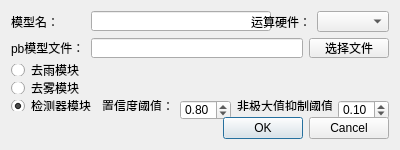
Old version of the form DetectorAdd.ui in the repository MoniWong/simulation.
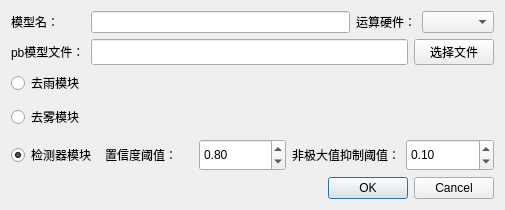
New version of the form.

Patch:
```diff
--- a/DetectorAdd.ui
+++ b/DetectorAdd.ui
@@ -6,20 +6,20 @@
    <rect>
     <x>0</x>
     <y>0</y>
-    <width>400</width>
-    <height>150</height>
+    <width>505</width>
+    <height>210</height>
    </rect>
   </property>
   <property name="minimumSize">
    <size>
-    <width>400</width>
-    <height>150</height>
+    <width>505</width>
+    <height>210</height>
    </size>
   </property>
   <property name="maximumSize">
    <size>
-    <width>400</width>
-    <height>150</height>
+    <width>505</width>
+    <height>210</height>
    </size>
   </property>
   <property name="windowTitle">
@@ -30,10 +30,8 @@
   </property>
   <layout class="QVBoxLayout" name="verticalLayout">
    <item>
-    <layout class="QHBoxLayout" name="horizontalLayout_4">
-     <item>
-      <layout class="QVBoxLayout" name="verticalLayout_2">
-       <item>
+    <layout class="QFormLayout" name="formLayout">
+     <item row="0" column="0">
         <widget class="QLabel" name="label_2">
          <property name="sizePolicy">
           <sizepolicy hsizetype="Preferred" vsizetype="Preferred">
@@ -46,24 +44,7 @@
          </property>
         </widget>
        </item>
-       <item>
-        <widget class="QLabel" name="label">
-         <property name="sizePolicy">
-          <sizepolicy hsizetype="Preferred" vsizetype="Preferred">
-           <horstretch>0</horstretch>
-           <verstretch>0</verstretch>
-          </sizepolicy>
-         </property>
-         <property name="text">
-          <string>pb模型文件：</string>
-         </property>
-        </widget>
-       </item>
-      </layout>
-     </item>
-     <item>
-      <layout class="QVBoxLayout" name="verticalLayout_3">
-       <item>
+     <item row="0" column="1">
         <layout class="QHBoxLayout" name="horizontalLayout_3">
          <item>
           <widget class="QLineEdit" name="le_name">
@@ -73,28 +54,10 @@
              <verstretch>0</verstretch>
             </sizepolicy>
            </property>
-           <property name="minimumSize">
-            <size>
-             <width>180</width>
-             <height>20</height>
-            </size>
-           </property>
-           <property name="maximumSize">
-            <size>
-             <width>180</width>
-             <height>20</height>
-            </size>
-           </property>
           </widget>
          </item>
          <item>
           <widget class="QLabel" name="label_5">
-           <property name="maximumSize">
-            <size>
-             <width>67</width>
-             <height>16777215</height>
-            </size>
-           </property>
            <property name="text">
             <string>运算硬件：</string>
            </property>
@@ -108,6 +71,12 @@
          </item>
          <item>
           <widget class="QComboBox" name="le_device">
+         <property name="sizePolicy">
+          <sizepolicy hsizetype="Preferred" vsizetype="Preferred">
+           <horstretch>0</horstretch>
+           <verstretch>0</verstretch>
+          </sizepolicy>
+         </property>
            <property name="maxVisibleItems">
             <number>30</number>
            </property>
@@ -127,7 +96,20 @@
          </item>
         </layout>
        </item>
-       <item>
+     <item row="1" column="0">
+      <widget class="QLabel" name="label">
+       <property name="sizePolicy">
+        <sizepolicy hsizetype="Preferred" vsizetype="Preferred">
+         <horstretch>0</horstretch>
+         <verstretch>0</verstretch>
+        </sizepolicy>
+       </property>
+       <property name="text">
+        <string>pb模型文件：</string>
+       </property>
+      </widget>
+     </item>
+     <item row="1" column="1">
         <layout class="QHBoxLayout" name="horizontalLayout_2">
          <item>
           <widget class="QLineEdit" name="le_pbPath">
@@ -137,28 +119,16 @@
              <verstretch>0</verstretch>
             </sizepolicy>
            </property>
-           <property name="maximumSize">
-            <size>
-             <width>16777215</width>
-             <height>20</height>
-            </size>
-           </property>
           </widget>
          </item>
          <item>
           <widget class="QPushButton" name="pb_select">
            <property name="sizePolicy">
-            <sizepolicy hsizetype="Minimum" vsizetype="Minimum">
+          <sizepolicy hsizetype="Preferred" vsizetype="Preferred">
              <horstretch>0</horstretch>
              <verstretch>0</verstretch>
             </sizepolicy>
            </property>
-           <property name="maximumSize">
-            <size>
-             <width>16777215</width>
-             <height>20</height>
-            </size>
-           </property>
            <property name="text">
             <string>选择文件</string>
            </property>
@@ -166,17 +136,10 @@
          </item>
         </layout>
        </item>
-       <item>
-        <layout class="QHBoxLayout" name="horizontalLayout"/>
-       </item>
-      </layout>
-     </item>
-    </layout>
-   </item>
+    </layout>
+   </item>
    <item>
-    <layout class="QVBoxLayout" name="verticalLayout_4">
-     <item>
-      <widget class="QRadioButton" name="radioButton">
+    <widget class="QRadioButton" name="derainer_select">
        <property name="text">
         <string>去雨模块</string>
        </property>
@@ -184,6 +147,12 @@
      </item>
      <item>
       <widget class="QRadioButton" name="dehaze_select">
+     <property name="sizePolicy">
+      <sizepolicy hsizetype="Minimum" vsizetype="Preferred">
+       <horstretch>0</horstretch>
+       <verstretch>0</verstretch>
+      </sizepolicy>
+     </property>
        <property name="text">
         <string>去雾模块</string>
        </property>
@@ -231,12 +200,6 @@
            <height>20</height>
           </size>
          </property>
-         <property name="maximumSize">
-          <size>
-           <width>16777215</width>
-           <height>20</height>
-          </size>
-         </property>
          <property name="maximum">
           <double>1.000000000000000</double>
          </property>
@@ -275,12 +238,6 @@
            <height>20</height>
           </size>
          </property>
-         <property name="maximumSize">
-          <size>
-           <width>16777215</width>
-           <height>20</height>
-          </size>
-         </property>
          <property name="maximum">
           <double>1.000000000000000</double>
          </property>
@@ -291,8 +248,6 @@
           <double>0.100000000000000</double>
          </property>
         </widget>
-       </item>
-      </layout>
      </item>
     </layout>
    </item>
```
Lines whose indentation alone changed are shown as unchanged.
